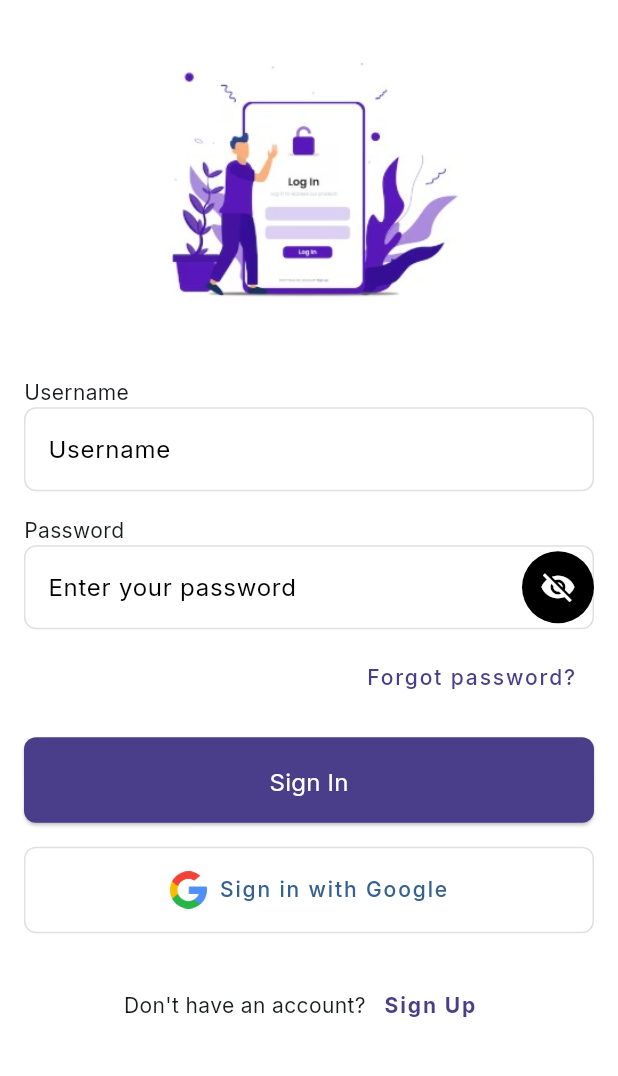
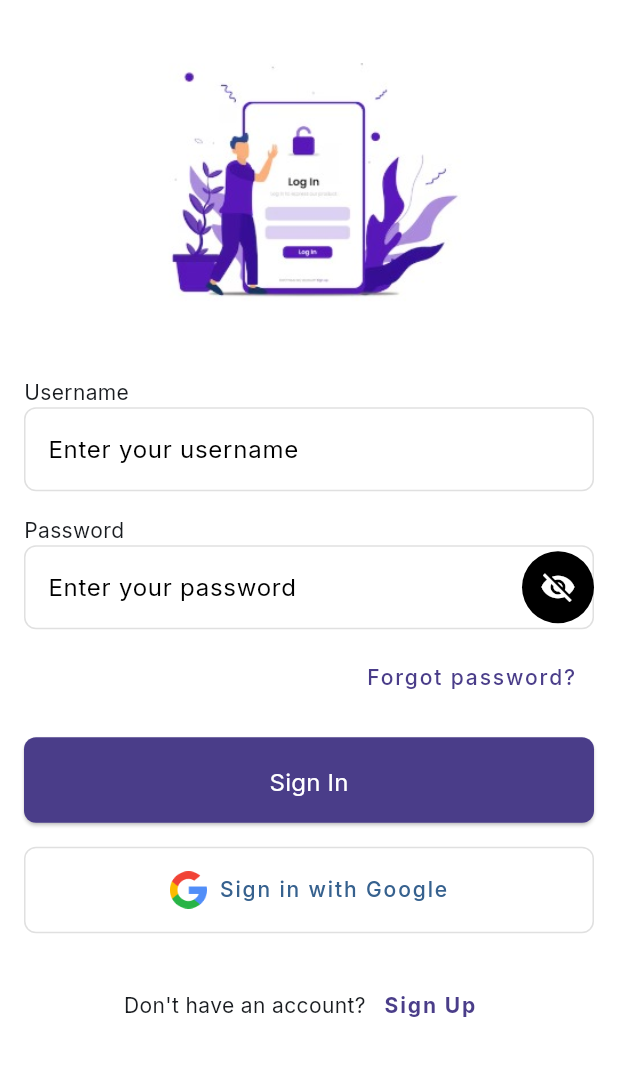
Before and after one commit to farhan-hasan/lu_assist, a Flutter app: the screen it shows after launch, after a tap on "Skip", after a tap on "Done", on a phone screen of 412 x 824 dp, the part 84-1160 px from its top. Run offline on Flutter 3.47's test engine with Material 3 defaults, Android fonts, the phone set to English and light mode, and no system bars; our stand-ins replace bot_toast, dartz, dio, flutter_riverpod, get_it, go_router and 4 more; generated files the repository leaves out were written again.

Commit message:
onboardingscreen page design

```diff
--- a/lib/src/features/auth/presentation/login/view/login_screen.dart
+++ b/lib/src/features/auth/presentation/login/view/login_screen.dart
@@ -29,7 +29,8 @@ class LoginScreen extends ConsumerWidget {
           ],
         ),
       ),
-      body: SafeArea(
+      body: SingleChildScrollView(
+        child: SafeArea(
           child: Padding(
             padding: const EdgeInsets.only(left: 16.0,top: 10.0,right: 16.0,bottom: 10.0),
 
@@ -50,7 +51,6 @@ class LoginScreen extends ConsumerWidget {
                       Text('Username'),
                       TextField(
                         decoration: InputDecoration(
-                        labelText: 'Username',
                           hintText: 'Enter your username',
                           border: OutlineInputBorder(
                             borderRadius: BorderRadius.circular(8),
@@ -66,7 +66,6 @@ class LoginScreen extends ConsumerWidget {
                       TextField(
                         obscureText: !isPasswordVisible,
                         decoration: InputDecoration(
-
                           hintText: 'Enter your password',
                           border: OutlineInputBorder(
                             borderRadius: BorderRadius.circular(8),
@@ -160,6 +159,7 @@ class LoginScreen extends ConsumerWidget {
 
           ),
         ),
+      ),
     );
   }
 }
--- a/lib/src/features/onboarding/loadpage1.dart
+++ b/lib/src/features/onboarding/loadpage1.dart
@@ -15,7 +15,7 @@ class LoadPage1 extends StatelessWidget{
           children: [
             // Image or Icon
             Image.asset(
-              'lib/images/schedule_tt.png', // Replace with your asset image path
+              'lib/images/feed_tt.png', // Replace with your asset image path
               height: 400,
               width: 400,
             ),
--- a/lib/src/features/onboarding/loadpage2.dart
+++ b/lib/src/features/onboarding/loadpage2.dart
@@ -15,14 +15,14 @@ class LoadPage2 extends StatelessWidget{
           children: [
             // Image or Icon
             Image.asset(
-              'lib/images/schedule_tt.png', // Replace with your asset image path
+              'lib/images/track_tt.png', // Replace with your asset image path
               height: 400,
               width: 400,
             ),
 
             // Title
             Text(
-              'Welcome to LU Assist!',
+              'Track Your Own Route',
               textAlign: TextAlign.center,
               style: TextStyle(
                 fontSize: 24,
@@ -34,7 +34,7 @@ class LoadPage2 extends StatelessWidget{
 
             // Description
             Text(
-              'Admins can publish posts, announcements, or updates through a dedicated interface, ensuring important information is effectively shared. Users can then access and read these posts seamlessly within a user-friendly news feed',
+              'Users can mark a specific place with a "ping" to enable location-based tracking. This allows monitoring the number of individuals or activities occurring at that specific location in real time.',
               textAlign: TextAlign.center,
               style: TextStyle(
                 fontSize: 16,
--- a/lib/src/features/onboarding/loadpage3.dart
+++ b/lib/src/features/onboarding/loadpage3.dart
@@ -5,7 +5,46 @@ class LoadPage3 extends StatelessWidget{
   Widget build(BuildContext context) {
     // TODO: implement build
     return Container(
-      color: Colors.pink,
+      margin: EdgeInsets.only(top: 80) ,
+      color: Colors.white, // Background color
+      padding: const EdgeInsets.only(left: 16.0,right: 16.0),
+      child:SafeArea(
+        child: Column(
+          mainAxisAlignment: MainAxisAlignment.start,
+          crossAxisAlignment: CrossAxisAlignment.center,
+          children: [
+            // Image or Icon
+            Image.asset(
+              'lib/images/schedule_tt.png', // Replace with your asset image path
+              height: 400,
+              width: 400,
+            ),
+
+            // Title
+            Text(
+              'Get Bus Schedule of Your Route',
+              textAlign: TextAlign.center,
+              style: TextStyle(
+                fontSize: 24,
+                fontWeight: FontWeight.bold,
+                color: Colors.black,
+              ),
+            ),
+            SizedBox(height: 16),
+
+            // Description
+            Text(
+              'Users can easily access real-time bus schedules, ensuring they stay informed about arrival and departure times. Additionally, they can view detailed bus information, such as routes, stops, and availability, for a seamless commuting experience.',
+              textAlign: TextAlign.center,
+              style: TextStyle(
+                fontSize: 16,
+                color: Colors.grey[700],
+              ),
+            ),
+
+          ],
+        ),
+      ),
     );
   }
 
--- a/lib/src/features/onboarding/loadpage4.dart
+++ b/lib/src/features/onboarding/loadpage4.dart
@@ -5,7 +5,46 @@ class LoadPage4 extends StatelessWidget{
   Widget build(BuildContext context) {
     // TODO: implement build
     return Container(
-      color: Colors.pink,
+      margin: EdgeInsets.only(top: 80) ,
+      color: Colors.white, // Background color
+      padding: const EdgeInsets.only(left: 16.0,right: 16.0),
+      child:SafeArea(
+        child: Column(
+          mainAxisAlignment: MainAxisAlignment.start,
+          crossAxisAlignment: CrossAxisAlignment.center,
+          children: [
+            // Image or Icon
+            Image.asset(
+              'lib/images/request_tt.png', // Replace with your asset image path
+              height: 400,
+              width: 400,
+            ),
+
+            // Title
+            Text(
+              'Request for Bus When Needed',
+              textAlign: TextAlign.center,
+              style: TextStyle(
+                fontSize: 24,
+                fontWeight: FontWeight.bold,
+                color: Colors.black,
+              ),
+            ),
+            SizedBox(height: 16),
+
+            // Description
+            Text(
+              'Users can submit requests for a bus at their preferred time directly through the app, ensuring convenience and flexibility. The system processes these requests and schedules buses accordingly to meet user needs.',
+              textAlign: TextAlign.center,
+              style: TextStyle(
+                fontSize: 16,
+                color: Colors.grey[700],
+              ),
+            ),
+
+          ],
+        ),
+      ),
     );
   }
 
--- a/pubspec.yaml
+++ b/pubspec.yaml
@@ -79,7 +79,10 @@ flutter:
     - lib/images/LU_Assist__LOGO.png
     - lib/images/google_img.png
     - lib/images/Login.jpg
+    - lib/images/feed_tt.png
+    - lib/images/track_tt.png
     - lib/images/schedule_tt.png
+    - lib/images/request_tt.png
 
 
   # An image asset can refer to one or more resolution-specific "variants", see
```
Also changed, not shown: lib/images/feed_tt.png (added), lib/images/request_tt.png (added), lib/images/schedule_tt.png, lib/images/track_tt.png (added). Lines whose indentation alone changed are shown as unchanged.
